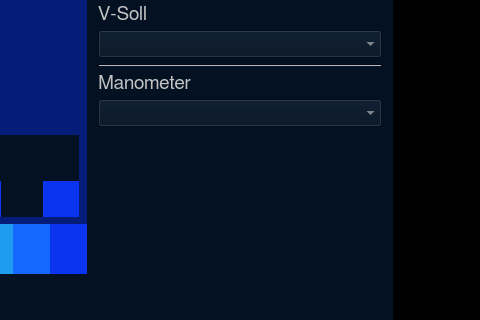
Before: the Qt Designer form mainwindow.ui in nonesense84/QDmi, drawn with Qt 5; both pictures show x 247 to 727 and y 101 to 421 of the 1028 by 569 pixel window.
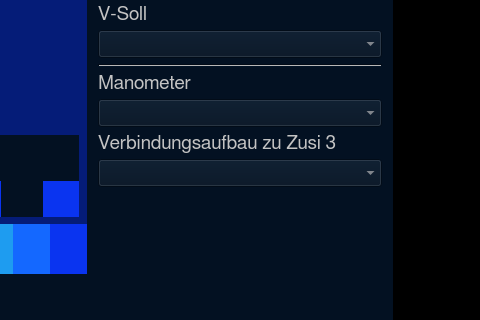
After: the same form once the commit is applied. The open tabs and pages were chosen to show the change. Custom widgets are drawn as their Qt base class.

Commit message: Added setting for auto repeating connection trials to Zusi 3

What changed in the file:
```diff
--- a/mainwindow.ui
+++ b/mainwindow.ui
@@ -2997,6 +2997,65 @@
                     </property>
                    </widget>
                   </item>
+                  <item>
+                   <widget class="QLabel" name="label_qdmi_4">
+                    <property name="font">
+                     <font>
+                      <family>FreeSans</family>
+                      <pointsize>14</pointsize>
+                     </font>
+                    </property>
+                    <property name="styleSheet">
+                     <string notr="true">color:rgb(195,195,195)</string>
+                    </property>
+                    <property name="frameShape">
+                     <enum>QFrame::NoFrame</enum>
+                    </property>
+                    <property name="frameShadow">
+                     <enum>QFrame::Sunken</enum>
+                    </property>
+                    <property name="lineWidth">
+                     <number>3</number>
+                    </property>
+                    <property name="text">
+                     <string>Verbindungsaufbau zu Zusi 3</string>
+                    </property>
+                   </widget>
+                  </item>
+                  <item>
+                   <widget class="QComboBox" name="pulldown_tcpConnection">
+                    <property name="font">
+                     <font>
+                      <family>FreeSans</family>
+                      <pointsize>14</pointsize>
+                     </font>
+                    </property>
+                    <property name="focusPolicy">
+                     <enum>Qt::NoFocus</enum>
+                    </property>
+                    <property name="styleSheet">
+                     <string notr="true">background:rgb(3,17,34);color:rgb(195,195,195)</string>
+                    </property>
+                    <property name="currentText">
+                     <string comment="1"/>
+                    </property>
+                    <property name="maxVisibleItems">
+                     <number>3</number>
+                    </property>
+                    <property name="maxCount">
+                     <number>3</number>
+                    </property>
+                    <property name="minimumContentsLength">
+                     <number>0</number>
+                    </property>
+                    <property name="frame">
+                     <bool>true</bool>
+                    </property>
+                    <property name="modelColumn">
+                     <number>0</number>
+                    </property>
+                   </widget>
+                  </item>
                   <item>
                    <spacer name="verticalSpacer">
                     <property name="orientation">
```
The commit also changes 2 other files.
